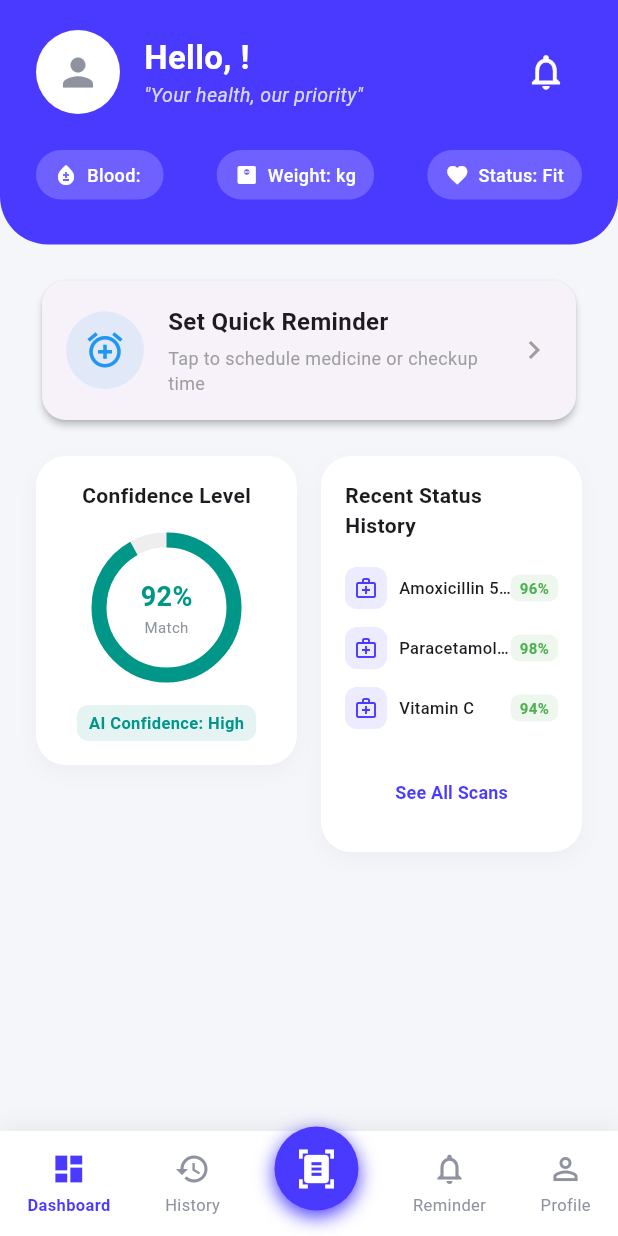
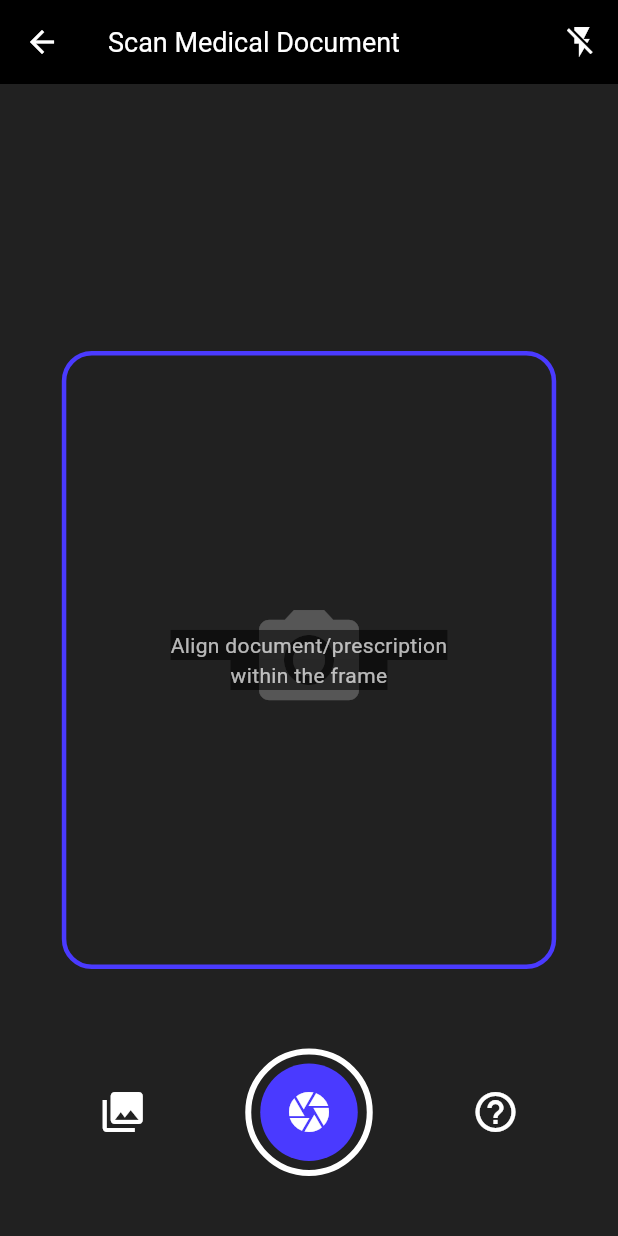
Before and after one commit to charuka-dilshan/medscan-flutter, a Flutter app: the DashboardScreen screen opened directly with empty values, after a tap on the "document scanner" icon, on a phone screen of 412 x 824 dp. Run offline on Flutter 3.47's test engine with Material 3 defaults, Android fonts, the phone set to English and light mode, and no system bars.

Commit message:
add scan screen for scan purpose

```diff
--- a/lib/screens/dashboard/dashboard_screen.dart
+++ b/lib/screens/dashboard/dashboard_screen.dart
@@ -3,6 +3,7 @@ import '../../theme/app_colors.dart';
 import 'profile/profile_screen.dart';
 import '../history/history_screen.dart';
 import '../schedule/reminder_screen.dart';
+import '../scan/scan_screen.dart';
 
 class DashboardScreen extends StatefulWidget {
   final String firstName;
@@ -185,7 +186,11 @@ class _DashboardScreenState extends State<DashboardScreen> {
                   color: Colors.blue.withOpacity(0.1),
                   shape: BoxShape.circle,
                 ),
-                child: const Icon(Icons.add_alarm, color: Colors.blue, size: 28),
+                child: const Icon(
+                  Icons.add_alarm,
+                  color: Colors.blue,
+                  size: 28,
+                ),
               ),
               const SizedBox(width: 16),
               Expanded(
@@ -516,7 +521,38 @@ class _DashboardScreenState extends State<DashboardScreen> {
             // Scan Button
             GestureDetector(
               onTap: () {
-                // Scan Logic
+                Navigator.push(
+                  context,
+                  PageRouteBuilder(
+                    pageBuilder: (context, animation, secondaryAnimation) =>
+                        const ScanScreen(),
+                    transitionsBuilder:
+                        (context, animation, secondaryAnimation, child) {
+                          // Slide & Fade Animation
+                          const begin = Offset(
+                            0.0,
+                            1.0,
+                          ); // යට ඉඳන් උඩට එන Animation එක
+                          const end = Offset.zero;
+                          const curve = Curves.easeOutCubic;
+
+                          var tween = Tween(
+                            begin: begin,
+                            end: end,
+                          ).chain(CurveTween(curve: curve));
+                          var offsetAnimation = animation.drive(tween);
+
+                          return SlideTransition(
+                            position: offsetAnimation,
+                            child: FadeTransition(
+                              opacity: animation,
+                              child: child,
+                            ),
+                          );
+                        },
+                    transitionDuration: const Duration(milliseconds: 400),
+                  ),
+                );
               },
               child: Container(
                 transform: Matrix4.translationValues(0, -10, 0),
--- /dev/null
+++ b/lib/screens/scan/scan_screen.dart
@@ -0,0 +1,146 @@
+import 'package:flutter/material.dart';
+import '../../theme/app_colors.dart';
+
+class ScanScreen extends StatefulWidget {
+  const ScanScreen({super.key});
+
+  @override
+  State<ScanScreen> createState() => _ScanScreenState();
+}
+
+class _ScanScreenState extends State<ScanScreen> {
+  bool isFlashOn = false;
+
+  @override
+  Widget build(BuildContext context) {
+    return Scaffold(
+      backgroundColor: Colors.black,
+      appBar: AppBar(
+        backgroundColor: Colors.black,
+        elevation: 0,
+        leading: IconButton(
+          icon: const Icon(Icons.arrow_back, color: Colors.white),
+          onPressed: () => Navigator.pop(context),
+        ),
+        title: const Text(
+          'Scan Medical Document',
+          style: TextStyle(color: Colors.white, fontSize: 18),
+        ),
+        actions: [
+          IconButton(
+            icon: Icon(
+              isFlashOn ? Icons.flash_on : Icons.flash_off,
+              color: isFlashOn ? Colors.yellow : Colors.white,
+            ),
+            onPressed: () {
+              setState(() {
+                isFlashOn = !isFlashOn;
+              });
+            },
+          ),
+        ],
+      ),
+      body: Stack(
+        children: [
+          // 1. Camera View Placeholder (Mock Screen)
+          Center(
+            child: Container(
+              color: Colors.grey[900],
+              child: const Center(
+                child: Icon(Icons.camera_alt, size: 80, color: Colors.white24),
+              ),
+            ),
+          ),
+
+          // 2. Scanner Viewfinder Overlay Frame
+          Center(
+            child: Container(
+              width: MediaQuery.of(context).size.width * 0.8,
+              height: MediaQuery.of(context).size.height * 0.5,
+              decoration: BoxDecoration(
+                border: Border.all(color: AppColors.primaryPurple, width: 3),
+                borderRadius: BorderRadius.circular(20),
+              ),
+              child: Column(
+                mainAxisAlignment: MainAxisAlignment.center,
+                children: const [
+                  Text(
+                    'Align document/prescription\nwithin the frame',
+                    textAlign: TextAlign.center,
+                    style: TextStyle(
+                      color: Colors.white70,
+                      fontSize: 14,
+                      backgroundColor: Colors.black54,
+                    ),
+                  ),
+                ],
+              ),
+            ),
+          ),
+
+          // 3. Bottom Controls (Gallery & Shutter Button)
+          Positioned(
+            bottom: 40,
+            left: 0,
+            right: 0,
+            child: Row(
+              mainAxisAlignment: MainAxisAlignment.spaceEvenly,
+              children: [
+                // Gallery Picker Button
+                IconButton(
+                  iconSize: 32,
+                  icon: const Icon(Icons.photo_library, color: Colors.white),
+                  onPressed: () {
+                    // TODO: Pick image from gallery
+                  },
+                ),
+
+                // Main Capture Button
+                GestureDetector(
+                  onTap: () {
+                    // TODO: Capture image action
+                    ScaffoldMessenger.of(context).showSnackBar(
+                      const SnackBar(
+                        content: Text('Scanning Document...'),
+                        duration: Duration(seconds: 1),
+                      ),
+                    );
+                  },
+                  child: Container(
+                    padding: const EdgeInsets.all(6),
+                    decoration: BoxDecoration(
+                      shape: BoxShape.circle,
+                      border: Border.all(color: Colors.white, width: 4),
+                    ),
+                    child: Container(
+                      width: 65,
+                      height: 65,
+                      decoration: const BoxDecoration(
+                        color: AppColors.primaryPurple,
+                        shape: BoxShape.circle,
+                      ),
+                      child: const Icon(
+                        Icons.camera,
+                        color: Colors.white,
+                        size: 32,
+                      ),
+                    ),
+                  ),
+                ),
+
+                // Help/Info Button
+                IconButton(
+                  iconSize: 32,
+                  icon: const Icon(Icons.help_outline, color: Colors.white),
+                  onPressed: () {
+                    // Quick tip popup
+                  },
+                ),
+              ],
+            ),
+          ),
+        ],
+      ),
+    );
+  }
+}
```
